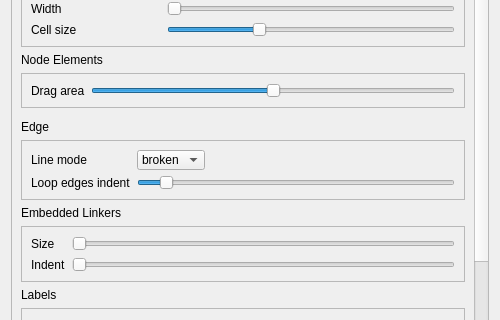
Before: the Qt Designer form qrgui/dialogs/preferencesPages/editorPage.ui in qreal/qreal, drawn with Qt 5; both pictures show x 0 to 500 and y 220 to 540 of the 500 by 638 pixel window.
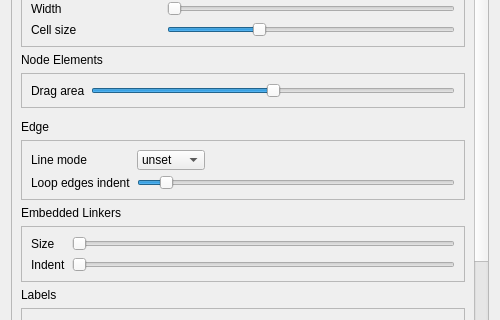
After: the same form once the commit is applied.

Commit message: link types and repo

Patch:
```diff
--- a/qrgui/dialogs/preferencesPages/editorPage.ui
+++ b/qrgui/dialogs/preferencesPages/editorPage.ui
@@ -38,9 +38,9 @@
       <property name="geometry">
        <rect>
         <x>0</x>
-        <y>-109</y>
+        <y>0</y>
         <width>466</width>
-        <height>823</height>
+        <height>806</height>
        </rect>
       </property>
       <layout class="QVBoxLayout" name="verticalLayout_2">
@@ -400,6 +400,11 @@
               <height>20</height>
              </size>
             </property>
+            <item>
+             <property name="text">
+              <string>unset</string>
+             </property>
+            </item>
             <item>
              <property name="text">
               <string>broken</string>
```
The commit also changes 1 other file.
